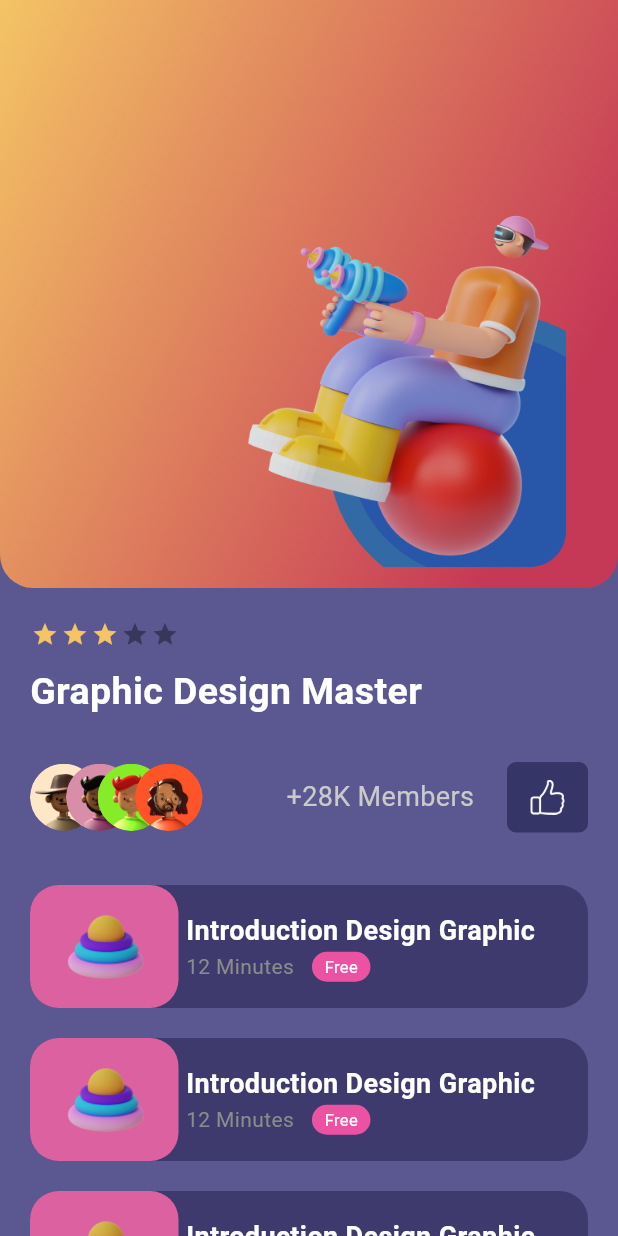
After one commit to JakariaKhan-CSE/Figma-to-Flutter-Designing-Online-Course-App, a Flutter app: the screen it shows after launch, after a tap on "Master Class", on a phone screen of 412 x 824 dp. The commit adds this screen. Run offline on Flutter 3.47's test engine with Material 3 defaults, Android fonts, the phone set to English and light mode, and no system bars; drawn by our look-alikes of flutter_rating_bar; our stand-ins replace google_fonts.

Commit message:
design complete.

```diff
--- a/lib/main.dart
+++ b/lib/main.dart
@@ -18,7 +18,8 @@ class myApp extends StatelessWidget {
           // Define the default brightness and colors.
           colorScheme: ColorScheme.fromSeed(
             // this theme is primary color
-            seedColor: Color(0x29274F), // 29274F copy from figma
+            // 0xFF before add color code
+            seedColor: Color(0xFF29274F), // 29274F copy from figma
             // ···
             brightness: Brightness.light, // use dark not see primary color screen black
           ),
--- /dev/null
+++ b/lib/screen/course_details_screen.dart
@@ -0,0 +1,157 @@
+import 'package:flutter/material.dart';
+import 'package:flutter_rating_bar/flutter_rating_bar.dart';
+import 'package:google_fonts/google_fonts.dart';
+
+import '../widget/header_course_details.dart';
+import '../widget/middlepart_course_details.dart';
+
+class CourseDetailsScreen extends StatefulWidget {
+  const CourseDetailsScreen({super.key});
+
+  @override
+  State<CourseDetailsScreen> createState() => _CourseDetailsScreenState();
+}
+
+class _CourseDetailsScreenState extends State<CourseDetailsScreen> {
+  @override
+  Widget build(BuildContext context) {
+    return Scaffold(
+      backgroundColor: Theme.of(context).primaryColor,
+      body: SafeArea(
+          child: ListView(
+        children: [
+          headerpart_course_details(),
+          Padding(
+            padding: EdgeInsets.only(
+              left: 20,
+              bottom: 11,
+              top: 22,
+              right: 20
+            ),
+            child: Column(
+              crossAxisAlignment: CrossAxisAlignment.start,
+              children: [
+                RatingBar.builder(
+                  initialRating: 3,
+                  minRating: 1,
+                  allowHalfRating: true,
+                  direction: Axis.horizontal,
+                  itemCount: 5,
+                  itemSize: 18, // get star icon size from figma design
+                  itemPadding: EdgeInsets.symmetric(horizontal: 1),
+                  itemBuilder: (context, index) => Icon(
+                    Icons.star,
+                    color: Color(0xFFF4C465),
+                  ),
+                  onRatingUpdate: (value) {
+                    print(value);
+                  },
+                ),
+                SizedBox(
+                  height: 11,
+                ),
+                Text(
+                  'Graphic Design Master',
+                  overflow: TextOverflow.ellipsis,
+                  style: GoogleFonts.roboto(
+                      // import before use googlefont
+                      fontSize: 25,
+                      fontWeight: FontWeight.bold,
+                      color: Colors.white),
+                ),
+                SizedBox(
+                  height: 29,
+                ),
+                middlepart_course_details(),
+                SizedBox(
+                  height: 35,
+                ),
+                ListView.builder(
+
+                  shrinkWrap: true,
+                  itemCount: 5,
+                  itemBuilder: (context, index) =>
+                      verticle_list_course_details(),)
+
+              ],
+            ),
+          )
+        ],
+      )),
+    );
+  }
+}
+
+class verticle_list_course_details extends StatelessWidget {
+  const verticle_list_course_details({
+    super.key,
+  });
+
+  @override
+  Widget build(BuildContext context) {
+    return Padding(
+      padding: const EdgeInsets.only(bottom: 20),
+      child: Container(
+        height: 82,
+        width: 374,
+        decoration:
+            BoxDecoration(
+                color: Color(0xFF3E3A6D),
+                borderRadius: BorderRadius.circular(19)),
+        child: Row(
+          children: [
+            Container(
+              height: 82,
+              width: 99,
+              decoration: BoxDecoration(
+                color: Color(0xFFDB61A1),
+                  borderRadius: BorderRadius.circular(19),
+                image: DecorationImage(image: AssetImage('assets/images/Saly-20.png'))
+              ),
+              //child: Image.asset('assets/images/Saly-20.png',height: 130,width: 130,fit: BoxFit.fill,),
+            ),
+            SizedBox(width: 5,),
+            Column(
+              crossAxisAlignment: CrossAxisAlignment.start,
+              mainAxisAlignment: MainAxisAlignment.center,
+              children: [
+
+                Text('Introduction Design Graphic',overflow: TextOverflow.ellipsis,style: GoogleFonts.roboto(
+                    fontSize: 18,
+                    fontWeight: FontWeight.bold,
+                    color: Color(0xFFFFFFFF)
+                ),),
+                SizedBox(height: 1,),
+                Row(
+                  children: [
+                    Text('12 Minutes',style: GoogleFonts.roboto(
+                        fontSize: 14,
+                        fontWeight: FontWeight.normal,
+                        color: Color(0xFF8C8C8C)
+                    ),),
+                    SizedBox(width: 12,),
+                    Container(
+                      width: 39,
+                      height: 20,
+                      decoration: BoxDecoration(
+                        color: Color(0xFFEB53A2),
+                        borderRadius: BorderRadius.circular(10)
+                      ),
+                      child: Center(
+                        child: Text('Free',style: GoogleFonts.roboto(
+                            fontSize: 11,
+                            fontWeight: FontWeight.normal,
+                            color: Color(0xFFFFFFFF)
+                        ),),
+                      ),
+                    )
+                  ],
+                )
+              ],
+            )
+          ],
+        ),
+      ),
+    );
+  }
+}
--- a/lib/screen/homescreen.dart
+++ b/lib/screen/homescreen.dart
@@ -1,6 +1,8 @@
+import 'package:figma_to_flutter_online_course_app/screen/course_details_screen.dart';
 import 'package:figma_to_flutter_online_course_app/widget/widget.dart'; // manually import this so that, save big line import code
 import 'package:flutter/material.dart';
 import 'package:google_fonts/google_fonts.dart'; // very useful
+
 class HomeScreen extends StatefulWidget {
   const HomeScreen({super.key});
 
@@ -22,49 +24,76 @@ class _HomeScreenState extends State<HomeScreen> {
             crossAxisAlignment: CrossAxisAlignment.start,
             mainAxisAlignment: MainAxisAlignment.start,
             children: [
-              Text('Online',style: GoogleFonts.roboto(  // import before use googlefont
+              Text(
+                'Online',
+                style: GoogleFonts.roboto(
+                    // import before use googlefont
                     fontSize: 36,
                     fontWeight: FontWeight.bold,
-                color: Colors.white
-              ),),
-              Text('Master Class',style: GoogleFonts.roboto(  // import before use googlefont
+                    color: Colors.white),
+              ),
+              GestureDetector(
+                onTap: () {
+                  Navigator.of(context).push(MaterialPageRoute(
+                    builder: (context) => CourseDetailsScreen(),
+                  ));
+                },
+                child: Text(
+                  'Master Class',
+                  style: GoogleFonts.roboto(
+                      // import before use googlefont
                       fontSize: 36,
                       fontWeight: FontWeight.w500, // in figma show medium
-                  color: Colors.white  // fill color white
-              ),)
+                      color: Colors.white // fill color white
+                      ),
+                ),
+              )
             ],
           ),
-          const SizedBox(height: 22,),
+          const SizedBox(
+            height: 22,
+          ),
           SizedBox(
-            height: 349,  // get from figma design (when click container in figma right side bar show height and width)
+            height:
+                349, // get from figma design (when click container in figma right side bar show height and width)
             child: ListView.builder(
               scrollDirection: Axis.horizontal,
               physics: const BouncingScrollPhysics(),
-              itemBuilder: (context, index) =>
-                  MyHorizontalList(
+              itemBuilder: (context, index) => MyHorizontalList(
                   courseHeadline: 'Recommended',
                   courseTitle: 'UI/UX DESIGNER\nBEGINNER',
                   courseImage: 'assets/images/img_saly10.png',
-                      startColor: 0xFF9288E4,  // be careful 0xFF then color code otherwise color not work
-                      endColor: 0xFF534EA7),),
-
+                  startColor:
+                      0xFF9288E4, // be careful 0xFF then color code otherwise color not work
+                  endColor: 0xFF534EA7),
             ),
-          const SizedBox(height: 34,),
+          ),
+          const SizedBox(
+            height: 34,
+          ),
           Column(
             crossAxisAlignment: CrossAxisAlignment.start,
             mainAxisAlignment: MainAxisAlignment.start,
             children: [
-              Text('Free online class',style: GoogleFonts.roboto(  // import before use googlefont
+              Text(
+                'Free online class',
+                style: GoogleFonts.roboto(
+                    // import before use googlefont
                     fontSize: 25,
                     fontWeight: FontWeight.w700,
-                  color: Colors.white
-              ),),
-              Text('From over 80 Lectures',style: GoogleFonts.roboto(  // import before use googlefont
+                    color: Colors.white),
+              ),
+              Text(
+                'From over 80 Lectures',
+                style: GoogleFonts.roboto(
+                    // import before use googlefont
                     fontSize: 14,
                     fontWeight: FontWeight.normal, // in figma show medium
-                   color: Color(0xFF9C9A9A)  // fill color be careful 0xFF before color code
+                    color: Color(
+                        0xFF9C9A9A) // fill color be careful 0xFF before color code
                     //color: Colors.grey
-              ),)
+                    ),
+              )
             ],
           ),
           ListView.builder(
@@ -76,8 +105,10 @@ class _HomeScreenState extends State<HomeScreen> {
                 courseImage: 'assets/images/img_saly20.png',
                 courseDuration: '8 hours',
                 courseTitle: 'Flutter Developer',
-           rating: 3.0,);
-          },)
+                rating: 3.0,
+              );
+            },
+          )
         ],
       )),
     );
--- a/lib/screen/screen.dart
+++ b/lib/screen/screen.dart
@@ -1 +1,2 @@
 export 'homescreen.dart';
+export 'course_details_screen.dart';
--- /dev/null
+++ b/lib/widget/header_course_details.dart
@@ -0,0 +1,30 @@
+import 'package:flutter/material.dart';
+class headerpart_course_details extends StatelessWidget {
+  const headerpart_course_details({
+    super.key,
+  });
+
+  @override
+  Widget build(BuildContext context) {
+    return Container(
+      height: 392,
+      decoration: BoxDecoration(
+          borderRadius: BorderRadius.only(
+            bottomLeft: Radius.circular(22),
+            bottomRight: Radius.circular(22),
+          ),
+          gradient: LinearGradient(
+              begin: Alignment.topLeft,
+              end: Alignment(1, 0.0),
+              colors: [
+                Color(
+                    0xFFF4C465), // this color code get from figma design linear color(combination two color)
+                Color(0xFFC63956),
+              ]),
+          image: DecorationImage(
+              alignment: Alignment
+                  .bottomRight, // very useful for image alignment
+              image: AssetImage('assets/images/img_saly36.png'))),
+    );
+  }
+}
--- /dev/null
+++ b/lib/widget/middlepart_course_details.dart
@@ -0,0 +1,90 @@
+import 'package:flutter/material.dart';
+import 'package:google_fonts/google_fonts.dart';
+class middlepart_course_details extends StatelessWidget {
+  const middlepart_course_details({
+    super.key,
+  });
+
+  @override
+  Widget build(BuildContext context) {
+    return Row(
+      mainAxisAlignment: MainAxisAlignment.spaceBetween,
+      children: [
+        SizedBox(
+          width: 115,
+          child: Stack(
+            children: [
+              Positioned(
+                child: Container(
+                  height: 45,
+                  width: 45,
+                  decoration: BoxDecoration(
+                      shape: BoxShape.circle,
+                      image: DecorationImage(
+                          image: AssetImage(
+                              'assets/images/img_user1.png'))),
+                ),
+              ),
+              Positioned(
+                  left:
+                  24, //45/2  akta image arektar half size niye ase
+                  child: Container(
+                    height: 45,
+                    width: 45,
+                    decoration: BoxDecoration(
+                        shape: BoxShape.circle,
+                        image: DecorationImage(
+                            image: AssetImage(
+                                'assets/images/img_user2.png'))),
+                  )),
+              Positioned(
+                  left: 45,
+                  child: Container(
+                    height: 45,
+                    width: 45,
+                    decoration: BoxDecoration(
+                        shape: BoxShape.circle,
+                        image: DecorationImage(
+                            image: AssetImage(
+                                'assets/images/img_user3.png'))),
+                  )),
+              Positioned(
+                  left: 70,
+                  child: Container(
+                    height: 45,
+                    width: 45,
+                    decoration: BoxDecoration(
+                        shape: BoxShape.circle,
+                        image: DecorationImage(
+                            image: AssetImage(
+                                'assets/images/img_user4.png'))),
+                  ))
+            ],
+          ),
+        ),
+        SizedBox(
+          width: 12,
+        ),
+        Text(
+          '+28K Members',
+          style: GoogleFonts.roboto(
+              fontSize: 18, color: Color(0xFFCACACA)),
+        ),
+        // SizedBox(width: 68,),
+
+        Container(
+          width: 54,
+          height: 47,
+          decoration: BoxDecoration(
+              color: Color(0xFF353567),
+              borderRadius: BorderRadius.circular(6)),
+          child: Image.asset(
+            'assets/icon/like.png',
+            scale: 22,
+            color: Colors.white,
+          ), // scale is very useful to decrease image size
+        ),
+      ],
+    );
+  }
+}
--- a/lib/widget/my_horizontal_list.dart
+++ b/lib/widget/my_horizontal_list.dart
@@ -12,7 +12,7 @@ class MyHorizontalList extends StatelessWidget {
 
   final String courseHeadline, courseTitle, courseImage;
   final int startColor,
-      endColor; // becasue figma design have used linear color(2 color combination)
+      endColor; // because figma design have used linear color(2 color combination)
   @override
   Widget build(BuildContext context) {
     return Padding(
@@ -24,7 +24,7 @@ class MyHorizontalList extends StatelessWidget {
           borderRadius: BorderRadius.circular(19)
               ,gradient: LinearGradient(
             begin: Alignment.topLeft,
-            // end:  Alignment(1, 0.0),
+            end:  Alignment(1, 0.0),
             colors: [
               Color(startColor),
               Color(endColor),
@@ -36,14 +36,14 @@ class MyHorizontalList extends StatelessWidget {
             Positioned(
               // https://youtu.be/Egh_L1NnuQk?si=stFROntd3tj1SLOp 15:37
               left: 11,  // this value get from figma
-                top: 15, // at first left side bar select design (approprite like Recommended test Container) hold alt outside container mouse hovar to show value
+                top: 15, // at first left side bar select design (appropriate like Recommended test Container) hold alt outside container mouse hovar to show value
                 right: 120,
                 child: Container(
                   padding: EdgeInsets.all(10), // get 10 from figma design
                   height: 39,
                   width: 115,
                   decoration: BoxDecoration(
-                    color: Color(0xFFAFA8EE), // be careful to add 0x before color code
+                    color: Color(0xFFAFA8EE), // be careful to add 0xFF before color code
                     borderRadius: BorderRadius.circular(36)
                   ),
                   child: Text(courseHeadline,style: GoogleFonts.roboto(  // import before use googlefont
@@ -54,7 +54,7 @@ class MyHorizontalList extends StatelessWidget {
                 )),
             Positioned(
                 left: 14,  // this value get from figma
-                top: 80, // at first left side bar select design (approprite like Recommended test Container) hold alt outside container mouse hovar to show value
+                top: 80, // at first left side bar select design (appropriate like Recommended test Container) hold alt outside container mouse hovar to show value
                 right: 32,
                 child: Text(courseTitle,style: GoogleFonts.roboto(  // import before use googlefont
                     fontSize: 25,
@@ -63,8 +63,9 @@ class MyHorizontalList extends StatelessWidget {
                 ))),
             Positioned(
               // this picture in figma design bottom r right er sathe lege ase
-                bottom: 0, // at first left side bar select design (approprite like Recommended test Container) hold alt outside container mouse hovar to show value
+                bottom: 0, // at first left side bar select design (appropriate like Recommended test Container) hold alt outside container mouse hovar to show value
                 right: 0,
+                // scale use kora image ke soto kora jai but boro kora jai na
                 child: Image.asset(courseImage,scale: 2,) // very useful scale for resize image based on need
             )
           ],
--- a/pubspec.yaml
+++ b/pubspec.yaml
@@ -64,6 +64,7 @@ flutter:
   # To add assets to your application, add an assets section, like this:
   assets:
      - assets/images/
+     - assets/icon/
   #   - images/a_dot_ham.jpeg
 
   # An image asset can refer to one or more resolution-specific "variants", see
```
Also changed, not shown: assets/icon/like.png (added), assets/images/Saly-20.png (added), 1 other file. Lines whose indentation alone changed are shown as unchanged.
